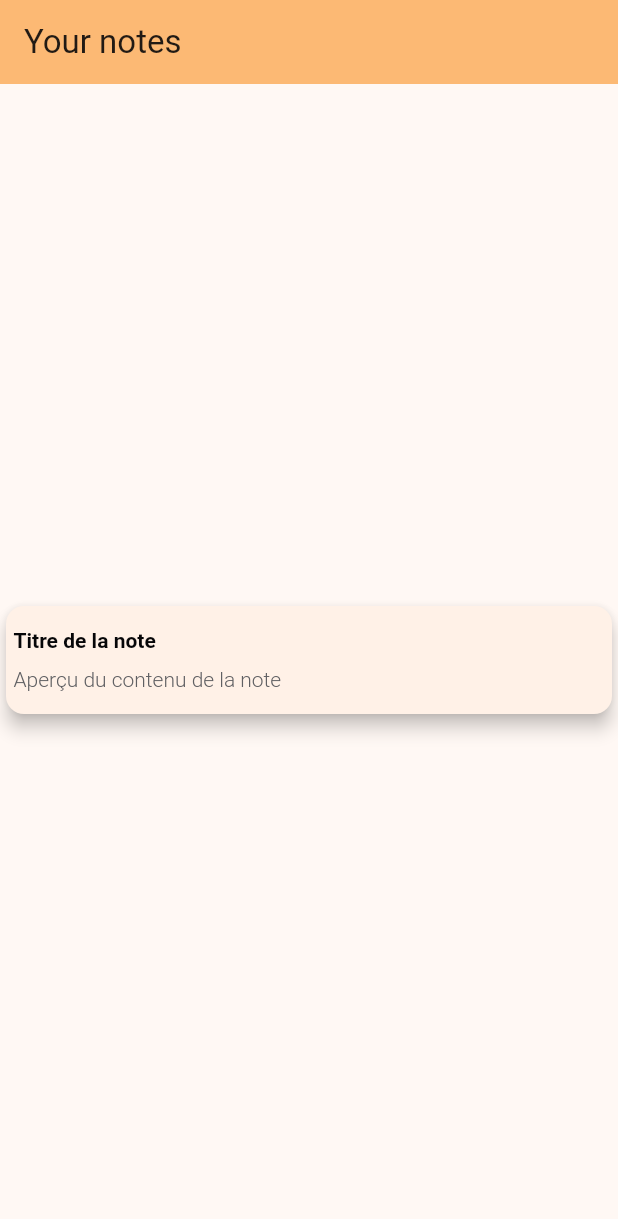
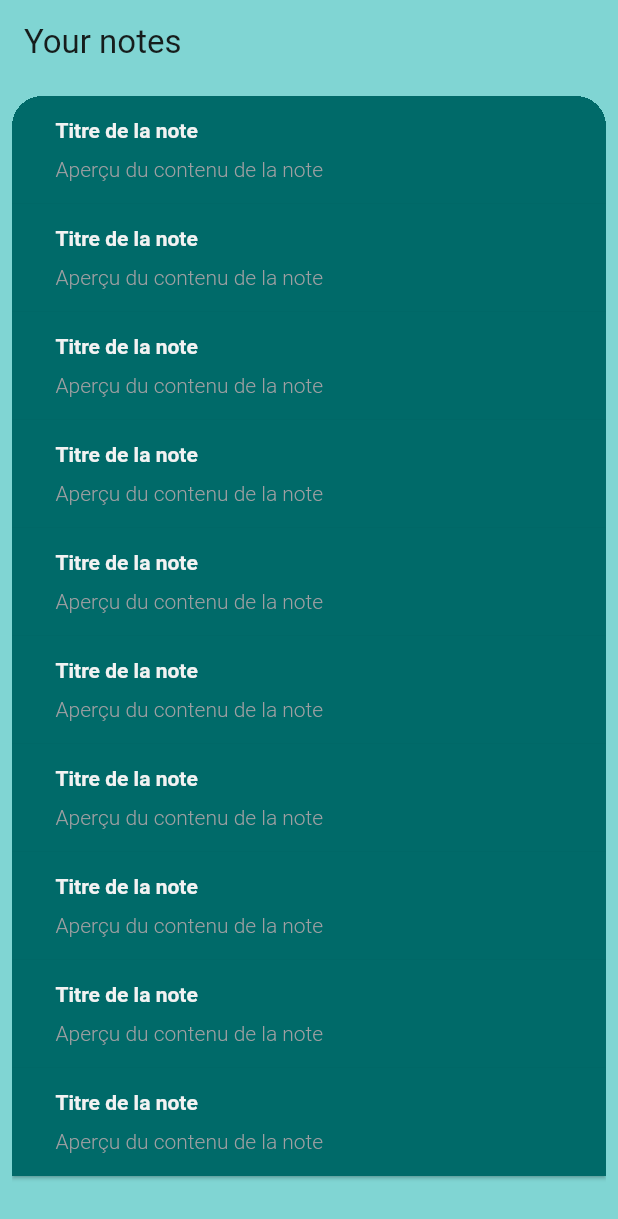
Before and after one commit to ArthurDLTR/flutter_note_app, a Flutter app: the screen it shows after launch, on a phone screen of 412 x 824 dp. Shown: the top 1219 px of the screen. Run offline on Flutter 3.47's test engine with Material 3 defaults, Android fonts, the phone set to English and light mode, and no system bars.

Commit message:
Amélioration de l'afffichage

```diff
--- a/flutter_note_app/lib/main.dart
+++ b/flutter_note_app/lib/main.dart
@@ -29,7 +29,7 @@ class MyApp extends StatelessWidget {
         //
         // This works for code too, not just values: Most code changes can be
         // tested with just a hot reload.
-        colorScheme: .fromSeed(seedColor: const Color.fromARGB(255, 247, 158, 49)),
+        colorScheme: .fromSeed(seedColor: const Color.fromARGB(255, 69, 222, 220)),
       ),
       home: const MyHomePage(title: 'Your notes'),
     );
@@ -64,6 +64,7 @@ class _MyHomePageState extends State<MyHomePage> {
     // fast, so that you can just rebuild anything that needs updating rather
     // than having to individually change instances of widgets.
     return Scaffold(
+      backgroundColor: Theme.of(context).colorScheme.inversePrimary,
       appBar: AppBar(
         // TRY THIS: Try changing the color here to a specific color (to
         // Colors.amber, perhaps?) and trigger a hot reload to see the AppBar
@@ -73,17 +74,21 @@ class _MyHomePageState extends State<MyHomePage> {
         // the App.build method, and use it to set our appbar title.
         title: Text(widget.title),
       ),
-      body: Center(
-        // Center is a layout widget. It takes a single child and positions it
-        // in the middle of the parent.
-        child: Column(
-          mainAxisAlignment: MainAxisAlignment.center,
-          crossAxisAlignment: CrossAxisAlignment.stretch,
-          children: [
-            PreviewNoteCard()
-          ],
-        )
-      ),
+      body: Padding(
+        padding: const EdgeInsets.all(8.0),
+        child: Container(
+          clipBehavior: Clip.hardEdge,
+          decoration: BoxDecoration(
+            borderRadius: BorderRadius.circular(20)
+          ),
+          child: ListView.builder(
+            itemCount: 10,
+            itemBuilder: (BuildContext context, int index){
+              return PreviewNoteCard();
+            },
+          ),
+        ),
+      )
     );
   }
 }
--- a/flutter_note_app/lib/preview_note_card.dart
+++ b/flutter_note_app/lib/preview_note_card.dart
@@ -9,8 +9,14 @@ class PreviewNoteCard extends StatelessWidget {
 
     const cardPadding = 5.0;
 
-    return Card(
-      elevation: 5.0,
+    return ElevatedButton(
+      style: ButtonStyle(
+        backgroundColor: WidgetStateProperty.fromMap({WidgetState.any: Theme.of(context).colorScheme.primary}),
+        shape: WidgetStatePropertyAll(
+          RoundedRectangleBorder(borderRadius: BorderRadius.circular(0.0))
+        )
+      ),
+      onPressed: () => {},
       child: Padding(
         padding: const EdgeInsets.all(cardPadding),
         child: Column(
@@ -22,7 +28,7 @@ class PreviewNoteCard extends StatelessWidget {
               child: RichText( // First, the title of the note in bold style and bigger
                 text: TextSpan(
                   text: "Titre de la note",
-                  style: TextStyle(fontWeight: FontWeight.bold, color: Color.fromARGB(255, 6, 6, 8))// fontSize: MediaQuery.of(context).size.width * 1.5 )
+                  style: TextStyle(fontWeight: FontWeight.bold, color: Color.fromARGB(255, 242, 242, 242))// fontSize: MediaQuery.of(context).size.width * 1.5 )
                 ),
                 textAlign: TextAlign.start,
               ),
@@ -33,7 +39,7 @@ class PreviewNoteCard extends StatelessWidget {
               child: RichText( // Then, a preview of the note with the first lines
                 text: TextSpan(
                   text: "Aperçu du contenu de la note",
-                  style: TextStyle(fontWeight: FontWeight.w300, color: Color.fromARGB(255, 96, 96, 99)) // fontSize: MediaQuery.of(context).size.width * 0.5)
+                  style: TextStyle(fontWeight: FontWeight.w300, color: Color.fromARGB(255, 159, 159, 162)) // fontSize: MediaQuery.of(context).size.width * 0.5)
                 ),
                 textAlign: TextAlign.start,
               ),
```
